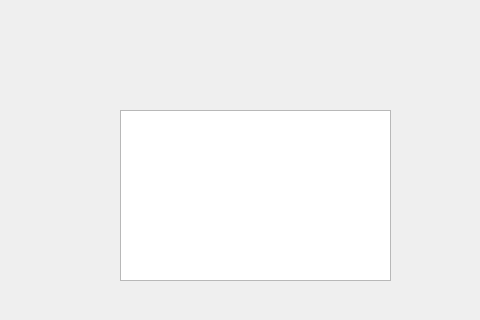
Qt form widget.ui (wuz1run/remoteApps) before a commit; both pictures show x 320 to 800 and y 0 to 320 of the 800 by 600 pixel window.
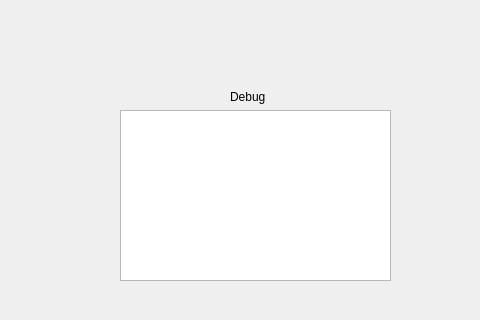
The same form after that commit.

```diff
--- a/widget.ui
+++ b/widget.ui
@@ -71,6 +71,29 @@
      <height>171</height>
     </rect>
    </property>
+   <property name="html">
+    <string>&lt;!DOCTYPE HTML PUBLIC &quot;-//W3C//DTD HTML 4.0//EN&quot; &quot;http://www.w3.org/TR/REC-html40/strict.dtd&quot;&gt;
+&lt;html&gt;&lt;head&gt;&lt;meta name=&quot;qrichtext&quot; content=&quot;1&quot; /&gt;&lt;meta charset=&quot;utf-8&quot; /&gt;&lt;style type=&quot;text/css&quot;&gt;
+p, li { white-space: pre-wrap; }
+hr { height: 1px; border-width: 0; }
+li.unchecked::marker { content: &quot;\2610&quot;; }
+li.checked::marker { content: &quot;\2612&quot;; }
+&lt;/style&gt;&lt;/head&gt;&lt;body style=&quot; font-family:'Sans Serif'; font-size:9pt; font-weight:400; font-style:normal;&quot;&gt;
+&lt;p style=&quot;-qt-paragraph-type:empty; margin-top:0px; margin-bottom:0px; margin-left:0px; margin-right:0px; -qt-block-indent:0; text-indent:0px;&quot;&gt;&lt;br /&gt;&lt;/p&gt;&lt;/body&gt;&lt;/html&gt;</string>
+   </property>
+  </widget>
+  <widget class="QLabel" name="label_2">
+   <property name="geometry">
+    <rect>
+     <x>550</x>
+     <y>90</y>
+     <width>41</width>
+     <height>14</height>
+    </rect>
+   </property>
+   <property name="text">
+    <string>Debug</string>
+   </property>
   </widget>
  </widget>
  <resources/>
```
